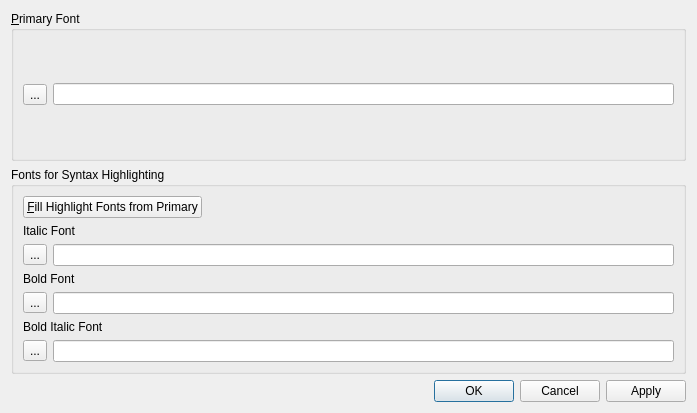
Before: the Qt Designer form source/ui/DialogFonts.ui in eteran/nedit-ng, drawn with Qt 5.
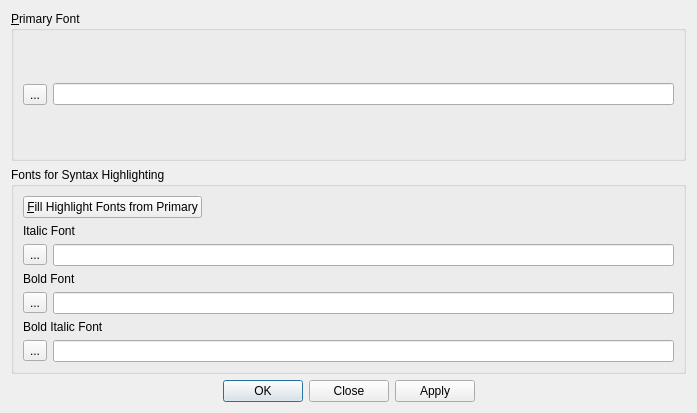
After: the same form once the commit is applied.

Commit message: started text fonts dialog stuff

What changed in the file:
```diff
--- a/source/ui/DialogFonts.ui
+++ b/source/ui/DialogFonts.ui
@@ -119,7 +119,10 @@
       <enum>Qt::Horizontal</enum>
      </property>
      <property name="standardButtons">
-      <set>QDialogButtonBox::Apply|QDialogButtonBox::Cancel|QDialogButtonBox::Ok</set>
+      <set>QDialogButtonBox::Apply|QDialogButtonBox::Close|QDialogButtonBox::Ok</set>
+     </property>
+     <property name="centerButtons">
+      <bool>true</bool>
      </property>
     </widget>
    </item>
```
Left out of the diff: 12 changed lines with no effect on the pictures. The commit also changes 2 other files.
